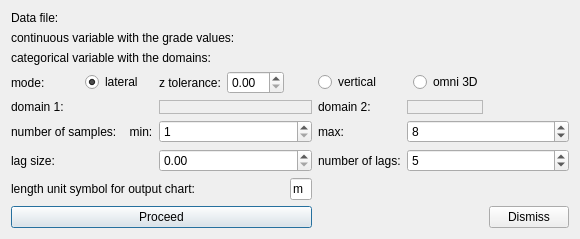
PauloCarvalhoRJ/gammaray, file dialogs/contactanalysisdialog.ui: the form before one commit.
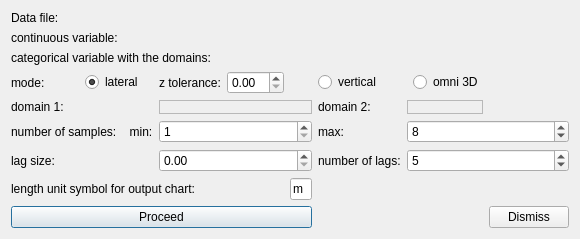
The form after the commit.

Commit message: Contact Analysis: the continuous variable does not need necessarily to be grade.

What changed in the file:
```diff
--- a/dialogs/contactanalysisdialog.ui
+++ b/dialogs/contactanalysisdialog.ui
@@ -202,7 +202,7 @@
    <item row="1" column="0" colspan="8">
     <widget class="QLabel" name="lblGradeAttribute">
      <property name="text">
-      <string>continuous variable with the grade values: </string>
+      <string>continuous variable: </string>
      </property>
     </widget>
    </item>
```
The commit also changes 1 other file.
